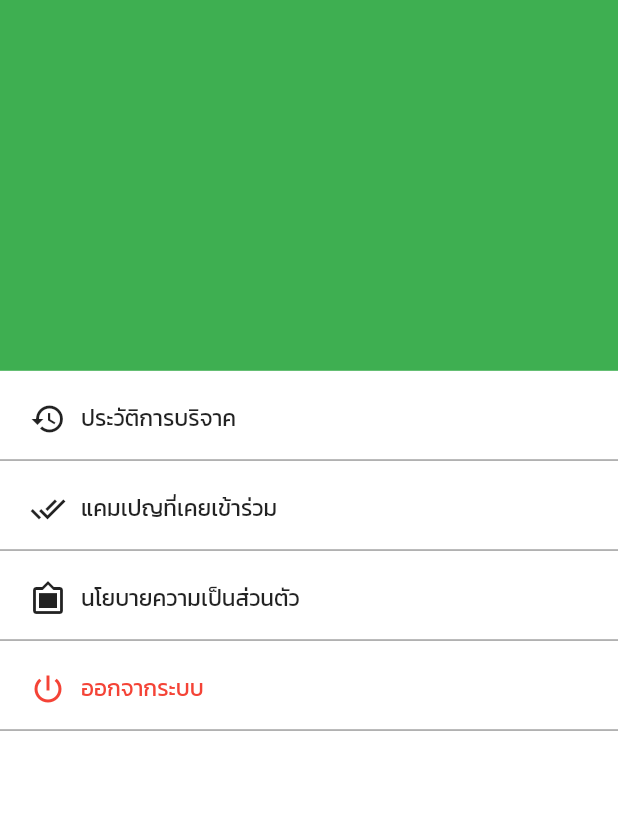
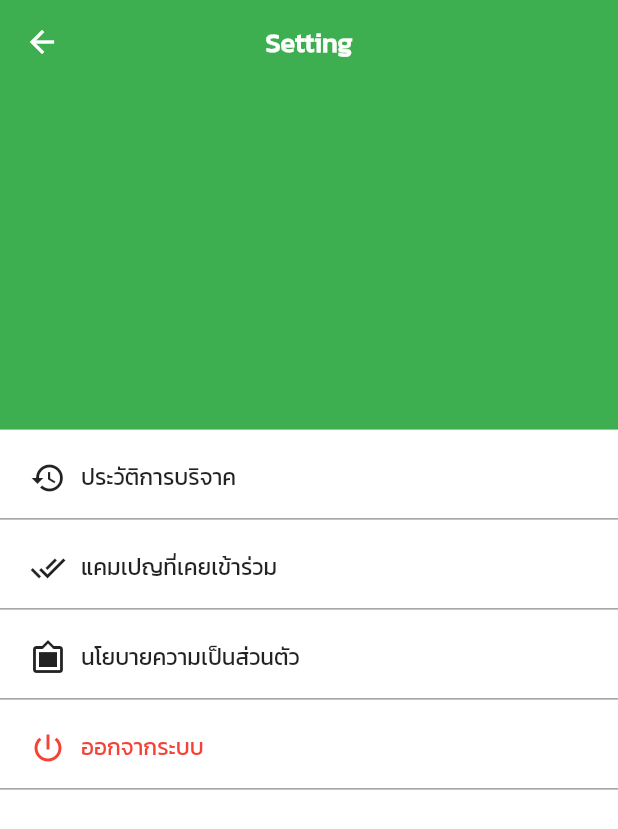
Before and after one commit to thanatat-wong/FarkPlookTree, a Flutter app: the SettingPage screen opened directly, on a phone screen of 412 x 824 dp. Shown: the top 829 px of the screen. Run offline on Flutter 3.47's test engine with Material 2 defaults, Android fonts, the phone set to English and light mode, and no system bars; our stand-ins replace firebase_auth, firebase_core, flutter_swiper, sliding_up_panel; accounts and stored records are empty.

Commit message:
[FIX] Setting Page and Main Page of App

```diff
--- a/lib/Pages/SettingPage/Setting.dart
+++ b/lib/Pages/SettingPage/Setting.dart
@@ -1,6 +1,10 @@
 import 'package:farkplooktreeapp/auth/authentication_service.dart';
+import 'package:farkplooktreeapp/login_fresh.dart';
 import 'package:farkplooktreeapp/main.dart';
+import 'package:firebase_auth/firebase_auth.dart';
 import 'package:flutter/material.dart';
+import 'package:provider/provider.dart';
+import 'package:farkplooktreeapp/main.dart';
 
 class SettingPage extends StatefulWidget {
   @override
@@ -8,9 +12,30 @@ class SettingPage extends StatefulWidget {
 }
 
 class _SettingPageState extends State<SettingPage> {
+  final AuthenticationService _auth = AuthenticationService(FirebaseAuth.instance);
   @override
   Widget build(BuildContext context) {
-    return Scaffold(
+    return MultiProvider(
+      providers: [
+        Provider<AuthenticationService>(
+          create: (_) => AuthenticationService(FirebaseAuth.instance),
+        ),
+        StreamProvider(
+            create: (context) =>
+                context.read<AuthenticationService>().authStateChanges),],
+          child: Scaffold(
+        appBar: AppBar(
+            iconTheme: IconThemeData(color: Colors.white),
+            backgroundColor: Color(0xFF3EAF51),
+            centerTitle: true,
+            elevation: 0,
+            title: Text(
+              "Setting",
+              maxLines: 1,
+              overflow: TextOverflow.ellipsis,
+              style: TextStyle(
+                  color: Colors.white, fontWeight: FontWeight.bold, fontSize: 18),
+            )),
         backgroundColor: Color(0XFF3EAF51),
         body: Column(
           children: [
@@ -112,8 +137,9 @@ class _SettingPageState extends State<SettingPage> {
                           )),
                     ),
                     InkWell(
-                    onTap: () {
-
+                      onTap: () async {
+                        await _auth.signOut().then((value) =>
+                        Navigator.of(context).pop());
                       },
                       child: Container(
                           padding: EdgeInsets.symmetric(
@@ -126,15 +152,11 @@ class _SettingPageState extends State<SettingPage> {
                                       BorderSide(width: 1, color: Colors.grey))),
                           child: Row(
                             children: [
-                            Icon(Icons.power_settings_new,
-                            color: Colors.red),
+                              Icon(Icons.power_settings_new, color: Colors.red),
                               SizedBox(width: 10.0),
                               Text(
                                 "ออกจากระบบ",
-                              style: TextStyle(
-                                fontSize: 15,
-                                color: Colors.red
-                              ),
+                                style: TextStyle(fontSize: 15, color: Colors.red),
                               ),
                             ],
                           )),
@@ -145,6 +167,7 @@ class _SettingPageState extends State<SettingPage> {
             )
           ],
         ),
+      ),
     );
   }
 }
```
Also changed, not shown: lib/main.dart (+7 -4 lines), lib/pages/homePage.dart (+12 -0 lines), pubspec.lock. Lines whose indentation alone changed are shown as unchanged.
